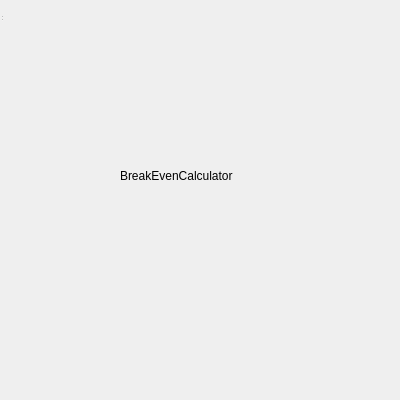
The window that src/breakevencalculator.ui (yousefvand/Forex-Calculator) describes before a commit, drawn with Qt 5.
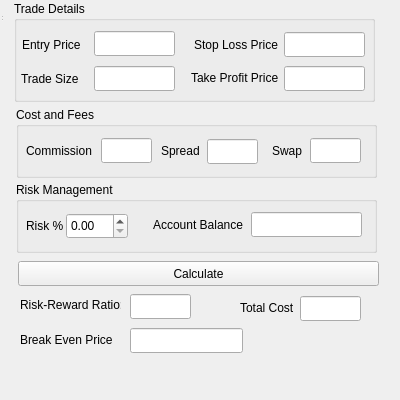
The same window after the commit.

Patch:
```diff
--- a/src/breakevencalculator.ui
+++ b/src/breakevencalculator.ui
@@ -19,20 +19,392 @@
      <x>0</x>
      <y>0</y>
      <width>431</width>
-     <height>351</height>
+     <height>401</height>
     </rect>
    </property>
-   <widget class="QLabel" name="label">
+   <widget class="QGroupBox" name="groupBox">
     <property name="geometry">
      <rect>
-      <x>120</x>
-      <y>150</y>
-      <width>191</width>
-      <height>51</height>
+      <x>14</x>
+      <y>1</y>
+      <width>361</width>
+      <height>101</height>
      </rect>
     </property>
+    <property name="title">
+     <string>Trade Details</string>
+    </property>
+    <widget class="QLabel" name="label">
+     <property name="geometry">
+      <rect>
+       <x>8</x>
+       <y>33</y>
+       <width>71</width>
+       <height>21</height>
+      </rect>
+     </property>
+     <property name="text">
+      <string>Entry Price</string>
+     </property>
+    </widget>
+    <widget class="QLabel" name="label_2">
+     <property name="geometry">
+      <rect>
+       <x>7</x>
+       <y>67</y>
+       <width>71</width>
+       <height>21</height>
+      </rect>
+     </property>
+     <property name="text">
+      <string>Trade Size</string>
+     </property>
+    </widget>
+    <widget class="QLineEdit" name="lineEditEntryPrice">
+     <property name="geometry">
+      <rect>
+       <x>80</x>
+       <y>30</y>
+       <width>81</width>
+       <height>25</height>
+      </rect>
+     </property>
+    </widget>
+    <widget class="QLineEdit" name="lineEditLotSize">
+     <property name="geometry">
+      <rect>
+       <x>80</x>
+       <y>65</y>
+       <width>81</width>
+       <height>25</height>
+      </rect>
+     </property>
+     <property name="toolTip">
+      <string>Lot Size</string>
+     </property>
+    </widget>
+    <widget class="QLabel" name="label_3">
+     <property name="geometry">
+      <rect>
+       <x>180</x>
+       <y>33</y>
+       <width>91</width>
+       <height>21</height>
+      </rect>
+     </property>
+     <property name="text">
+      <string>Stop Loss Price</string>
+     </property>
+    </widget>
+    <widget class="QLineEdit" name="lineEditStopLoss">
+     <property name="geometry">
+      <rect>
+       <x>270</x>
+       <y>31</y>
+       <width>81</width>
+       <height>25</height>
+      </rect>
+     </property>
+    </widget>
+    <widget class="QLabel" name="label_4">
+     <property name="geometry">
+      <rect>
+       <x>177</x>
+       <y>66</y>
+       <width>91</width>
+       <height>21</height>
+      </rect>
+     </property>
+     <property name="text">
+      <string>Take Profit Price</string>
+     </property>
+    </widget>
+    <widget class="QLineEdit" name="lineEditTakeProfit">
+     <property name="geometry">
+      <rect>
+       <x>270</x>
+       <y>65</y>
+       <width>81</width>
+       <height>25</height>
+      </rect>
+     </property>
+    </widget>
+   </widget>
+   <widget class="QGroupBox" name="groupBox_2">
+    <property name="geometry">
+     <rect>
+      <x>16</x>
+      <y>107</y>
+      <width>361</width>
+      <height>71</height>
+     </rect>
+    </property>
+    <property name="title">
+     <string>Cost and Fees</string>
+    </property>
+    <widget class="QLabel" name="label_5">
+     <property name="geometry">
+      <rect>
+       <x>145</x>
+       <y>33</y>
+       <width>51</width>
+       <height>21</height>
+      </rect>
+     </property>
+     <property name="text">
+      <string>Spread</string>
+     </property>
+    </widget>
+    <widget class="QLabel" name="label_6">
+     <property name="geometry">
+      <rect>
+       <x>256</x>
+       <y>33</y>
+       <width>41</width>
+       <height>21</height>
+      </rect>
+     </property>
+     <property name="text">
+      <string>Swap</string>
+     </property>
+    </widget>
+    <widget class="QLineEdit" name="lineEditSpread">
+     <property name="geometry">
+      <rect>
+       <x>191</x>
+       <y>32</y>
+       <width>51</width>
+       <height>25</height>
+      </rect>
+     </property>
+     <property name="toolTip">
+      <string>Spread in pips</string>
+     </property>
+    </widget>
+    <widget class="QLabel" name="label_7">
+     <property name="geometry">
+      <rect>
+       <x>10</x>
+       <y>33</y>
+       <width>81</width>
+       <height>21</height>
+      </rect>
+     </property>
+     <property name="sizePolicy">
+      <sizepolicy hsizetype="Preferred" vsizetype="Fixed">
+       <horstretch>0</horstretch>
+       <verstretch>0</verstretch>
+      </sizepolicy>
+     </property>
+     <property name="text">
+      <string>Commission</string>
+     </property>
+    </widget>
+    <widget class="QLineEdit" name="lineEditCommission">
+     <property name="geometry">
+      <rect>
+       <x>85</x>
+       <y>31</y>
+       <width>51</width>
+       <height>25</height>
+      </rect>
+     </property>
+     <property name="toolTip">
+      <string>Spread in pips</string>
+     </property>
+    </widget>
+    <widget class="QLineEdit" name="lineEditSwap">
+     <property name="geometry">
+      <rect>
+       <x>294</x>
+       <y>31</y>
+       <width>51</width>
+       <height>25</height>
+      </rect>
+     </property>
+     <property name="toolTip">
+      <string>Spread in pips</string>
+     </property>
+    </widget>
+   </widget>
+   <widget class="QGroupBox" name="groupBox_3">
+    <property name="geometry">
+     <rect>
+      <x>16</x>
+      <y>182</y>
+      <width>361</width>
+      <height>71</height>
+     </rect>
+    </property>
+    <property name="title">
+     <string>Risk Management</string>
+    </property>
+    <widget class="QLabel" name="label_8">
+     <property name="geometry">
+      <rect>
+       <x>10</x>
+       <y>33</y>
+       <width>41</width>
+       <height>21</height>
+      </rect>
+     </property>
+     <property name="text">
+      <string>Risk %</string>
+     </property>
+    </widget>
+    <widget class="QLabel" name="label_10">
+     <property name="geometry">
+      <rect>
+       <x>137</x>
+       <y>32</y>
+       <width>101</width>
+       <height>21</height>
+      </rect>
+     </property>
+     <property name="sizePolicy">
+      <sizepolicy hsizetype="Preferred" vsizetype="Fixed">
+       <horstretch>0</horstretch>
+       <verstretch>0</verstretch>
+      </sizepolicy>
+     </property>
+     <property name="text">
+      <string>Account Balance</string>
+     </property>
+    </widget>
+    <widget class="QLineEdit" name="lineEditAccountBalance">
+     <property name="geometry">
+      <rect>
+       <x>235</x>
+       <y>30</y>
+       <width>111</width>
+       <height>25</height>
+      </rect>
+     </property>
+     <property name="toolTip">
+      <string>Spread in pips</string>
+     </property>
+    </widget>
+    <widget class="QDoubleSpinBox" name="doubleSpinBoxRisk">
+     <property name="geometry">
+      <rect>
+       <x>50</x>
+       <y>31</y>
+       <width>62</width>
+       <height>26</height>
+      </rect>
+     </property>
+     <property name="toolTip">
+      <string>Percentage</string>
+     </property>
+    </widget>
+   </widget>
+   <widget class="QPushButton" name="pushButtonCalculate">
+    <property name="geometry">
+     <rect>
+      <x>18</x>
+      <y>261</y>
+      <width>361</width>
+      <height>25</height>
+     </rect>
+    </property>
     <property name="text">
-     <string>BreakEvenCalculator</string>
+     <string>Calculate</string>
+    </property>
+   </widget>
+   <widget class="QLabel" name="label_12">
+    <property name="geometry">
+     <rect>
+      <x>20</x>
+      <y>294</y>
+      <width>101</width>
+      <height>21</height>
+     </rect>
+    </property>
+    <property name="sizePolicy">
+     <sizepolicy hsizetype="Preferred" vsizetype="Fixed">
+      <horstretch>0</horstretch>
+      <verstretch>0</verstretch>
+     </sizepolicy>
+    </property>
+    <property name="text">
+     <string>Risk-Reward Ratio:</string>
+    </property>
+   </widget>
+   <widget class="QLineEdit" name="lineEditRiskRewardRatio">
+    <property name="geometry">
+     <rect>
+      <x>130</x>
+      <y>294</y>
+      <width>61</width>
+      <height>25</height>
+     </rect>
+    </property>
+    <property name="readOnly">
+     <bool>true</bool>
+    </property>
+   </widget>
+   <widget class="QLabel" name="label_13">
+    <property name="geometry">
+     <rect>
+      <x>240</x>
+      <y>297</y>
+      <width>61</width>
+      <height>21</height>
+     </rect>
+    </property>
+    <property name="sizePolicy">
+     <sizepolicy hsizetype="Preferred" vsizetype="Fixed">
+      <horstretch>0</horstretch>
+      <verstretch>0</verstretch>
+     </sizepolicy>
+    </property>
+    <property name="text">
+     <string>Total Cost</string>
+    </property>
+   </widget>
+   <widget class="QLineEdit" name="lineEditTotalCost">
+    <property name="geometry">
+     <rect>
+      <x>300</x>
+      <y>296</y>
+      <width>61</width>
+      <height>25</height>
+     </rect>
+    </property>
+    <property name="readOnly">
+     <bool>true</bool>
+    </property>
+   </widget>
+   <widget class="QLineEdit" name="lineEditBreakEvenPrice">
+    <property name="geometry">
+     <rect>
+      <x>130</x>
+      <y>328</y>
+      <width>113</width>
+      <height>25</height>
+     </rect>
+    </property>
+    <property name="readOnly">
+     <bool>true</bool>
+    </property>
+   </widget>
+   <widget class="QLabel" name="label_11">
+    <property name="geometry">
+     <rect>
+      <x>20</x>
+      <y>329</y>
+      <width>101</width>
+      <height>21</height>
+     </rect>
+    </property>
+    <property name="sizePolicy">
+     <sizepolicy hsizetype="Preferred" vsizetype="Fixed">
+      <horstretch>0</horstretch>
+      <verstretch>0</verstretch>
+     </sizepolicy>
+    </property>
+    <property name="text">
+     <string>Break Even Price</string>
     </property>
    </widget>
   </widget>
```
Left out of the diff: 15 changed lines with no effect on the pictures.
